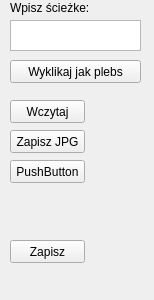
The window that edycja_obrazow/menu_odczytu_i_zapisu.ui (hankav21/edytor_obrazow) describes before a commit, drawn with Qt 5.
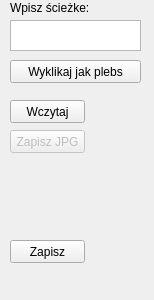
The same window after the commit.

The edit to the form file:
```diff
--- a/edycja_obrazow/menu_odczytu_i_zapisu.ui
+++ b/edycja_obrazow/menu_odczytu_i_zapisu.ui
@@ -72,6 +72,9 @@
     </property>
    </widget>
    <widget class="QPushButton" name="pushButton_Zapisz_JPG">
+    <property name="enabled">
+     <bool>false</bool>
+    </property>
     <property name="geometry">
      <rect>
       <x>10</x>
@@ -84,19 +87,6 @@
      <string>Zapisz JPG</string>
     </property>
    </widget>
-   <widget class="QPushButton" name="pushButton_4">
-    <property name="geometry">
-     <rect>
-      <x>10</x>
-      <y>160</y>
-      <width>75</width>
-      <height>23</height>
-     </rect>
-    </property>
-    <property name="text">
-     <string>PushButton</string>
-    </property>
-   </widget>
    <widget class="QLabel" name="label">
     <property name="geometry">
      <rect>
```
